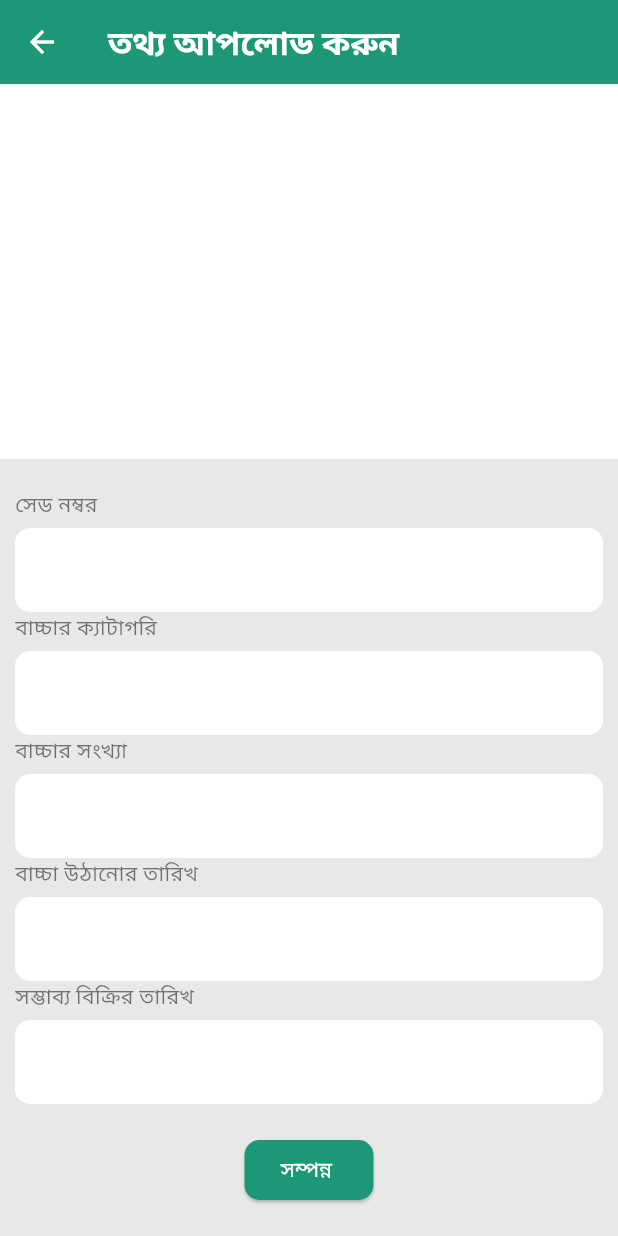
After one commit to Milon3658/chicken_app, a Flutter app: the ChickenMonitorView screen opened by its route, after a tap on "ক্রিয়েট ইনপুট আপডেট", on a phone screen of 412 x 824 dp. The commit adds this screen. Run offline on Flutter 3.47's test engine with Material 3 defaults, Android fonts, the phone set to English and light mode, and no system bars; our stand-ins replace flutter_toggle_tab, gap, get.

Commit message:
Add CreateInput module with binding, controller, and view; implement UI for data upload

```diff
--- a/lib/app/modules/chicken_monitor/views/chicken_monitor_view.dart
+++ b/lib/app/modules/chicken_monitor/views/chicken_monitor_view.dart
@@ -1,5 +1,6 @@
 import 'package:chicken/app/data/AppColors.dart';
 import 'package:chicken/app/modules/chicken_monitor/widgets/MonitoringCard.dart';
+import 'package:chicken/app/routes/app_pages.dart';
 import 'package:flutter/material.dart';
 import 'package:gap/gap.dart';
 
@@ -24,7 +25,11 @@ class ChickenMonitorView extends GetView<ChickenMonitorController> {
             ),
           ),
           actions: [
-            Container(
+            InkWell(
+              onTap: () {
+                Get.toNamed(Routes.CREATE_INPUT);
+              },
+              child: Container(
                 decoration: BoxDecoration(
                   borderRadius: BorderRadius.circular(15),
                   color: Colors.white,
@@ -37,6 +42,7 @@ class ChickenMonitorView extends GetView<ChickenMonitorController> {
                         fontSize: 12,
                         fontWeight: FontWeight.bold,
                         color: greyText.withOpacity(0.7)),
+                  ),
                 ),
               ),
             ),
--- /dev/null
+++ b/lib/app/modules/create_input/bindings/create_input_binding.dart
@@ -0,0 +1,12 @@
+import 'package:get/get.dart';
+
+import '../controllers/create_input_controller.dart';
+
+class CreateInputBinding extends Bindings {
+  @override
+  void dependencies() {
+    Get.lazyPut<CreateInputController>(
+      () => CreateInputController(),
+    );
+  }
+}
--- /dev/null
+++ b/lib/app/modules/create_input/controllers/create_input_controller.dart
@@ -0,0 +1,23 @@
+import 'package:get/get.dart';
+
+class CreateInputController extends GetxController {
+  //TODO: Implement CreateInputController
+
+  final count = 0.obs;
+  @override
+  void onInit() {
+    super.onInit();
+  }
+
+  @override
+  void onReady() {
+    super.onReady();
+  }
+
+  @override
+  void onClose() {
+    super.onClose();
+  }
+
+  void increment() => count.value++;
+}
--- /dev/null
+++ b/lib/app/modules/create_input/views/create_input_view.dart
@@ -0,0 +1,77 @@
+import 'package:chicken/app/data/AppColors.dart';
+import 'package:chicken/app/modules/Adds/widgets/UploadFormField.dart';
+import 'package:flutter/material.dart';
+import 'package:gap/gap.dart';
+
+import 'package:get/get.dart';
+
+import '../controllers/create_input_controller.dart';
+
+class CreateInputView extends GetView<CreateInputController> {
+  const CreateInputView({super.key});
+  @override
+  Widget build(BuildContext context) {
+    return Scaffold(
+        backgroundColor: Color(0xffE9E8E8),
+        appBar: AppBar(
+          leading: Icon(Icons.arrow_back, color: Colors.white),
+          backgroundColor: primaryColor,
+          title: Text(
+            'তথ্য আপলোড করুন',
+            style: TextStyle(
+              color: Colors.white,
+              fontWeight: FontWeight.bold,
+            ),
+          ),
+        ),
+        body: SingleChildScrollView(
+          child: Column(
+            children: [
+              Container(
+                decoration: BoxDecoration(
+                  color: Colors.white,
+                ),
+                height: 250,
+                width: double.infinity,
+                // child: SizedBox(
+                //   height: 10,
+                //   width: 10,
+                //   child: Image(
+                //     image: AssetImage('assets/images/pic.png'),
+                //     height: 10,
+                //     width: 10,
+                //     fit: BoxFit.cover,
+                //   ),
+                // ),
+              ),
+              Gap(20),
+              Padding(
+                padding: const EdgeInsets.symmetric(horizontal: 10),
+                child: Column(
+                  children: [
+                    Uploadformfield(title: 'সেড নম্বর'),
+                    Uploadformfield(title: 'বাচ্চার ক্যাটাগরি'),
+                    Uploadformfield(title: 'বাচ্চার সংখ্যা'),
+                    Uploadformfield(title: 'বাচ্চা উঠানোর তারিখ'),
+                    Uploadformfield(title: 'সম্ভাব্য বিক্রির তারিখ'),
+                    Gap(20),
+                    ElevatedButton(
+                        style: ElevatedButton.styleFrom(
+                          backgroundColor: primaryColor,
+                          shape: RoundedRectangleBorder(
+                            borderRadius: BorderRadius.circular(10),
+                          ),
+                        ),
+                        onPressed: () {},
+                        child: Text(
+                          'সম্পন্ন ',
+                          style: TextStyle(color: Colors.white),
+                        )),
+                  ],
+                ),
+              )
+            ],
+          ),
+        ));
+  }
+}
--- a/lib/app/routes/app_pages.dart
+++ b/lib/app/routes/app_pages.dart
@@ -16,6 +16,8 @@ import '../modules/account/bindings/account_binding.dart';
 import '../modules/account/views/account_view.dart';
 import '../modules/chicken_monitor/bindings/chicken_monitor_binding.dart';
 import '../modules/chicken_monitor/views/chicken_monitor_view.dart';
+import '../modules/create_input/bindings/create_input_binding.dart';
+import '../modules/create_input/views/create_input_view.dart';
 import '../modules/delete_adds/bindings/delete_adds_binding.dart';
 import '../modules/delete_adds/views/delete_adds_view.dart';
 import '../modules/mainpage/bindings/mainpage_binding.dart';
@@ -86,5 +88,10 @@ class AppPages {
       page: () => const ChickenMonitorView(),
       binding: ChickenMonitorBinding(),
     ),
+    GetPage(
+      name: _Paths.CREATE_INPUT,
+      page: () => const CreateInputView(),
+      binding: CreateInputBinding(),
+    ),
   ];
 }
--- a/lib/app/routes/app_routes.dart
+++ b/lib/app/routes/app_routes.dart
@@ -15,6 +15,7 @@ abstract class Routes {
   static const EDIT_ADDS = _Paths.EDIT_ADDS;
   static const DELETE_ADDS = _Paths.DELETE_ADDS;
   static const CHICKEN_MONITOR = _Paths.CHICKEN_MONITOR;
+  static const CREATE_INPUT = _Paths.CREATE_INPUT;
 }
 
 abstract class _Paths {
@@ -31,4 +32,5 @@ abstract class _Paths {
   static const EDIT_ADDS = '/edit-adds';
   static const DELETE_ADDS = '/delete-adds';
   static const CHICKEN_MONITOR = '/chicken-monitor';
+  static const CREATE_INPUT = '/create-input';
 }
```
Also changed, not shown: assets/images/pic.png (added). Lines whose indentation alone changed are shown as unchanged.
